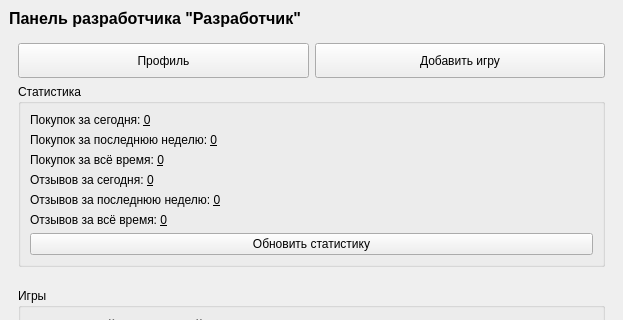
First picture: the form in sem5/supergames-qt/view/developerdashboardwindow.ui, repository faurkonig/i-love-karpov, before the edit; both pictures show x 0 to 623 and y 0 to 320 of the 623 by 602 pixel window.
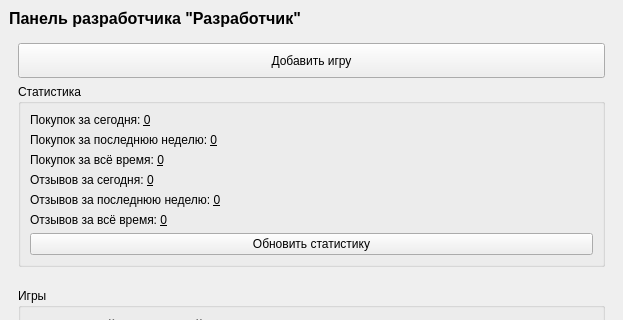
Second picture: the form after the edit. Icons and pictures are not drawn.

```diff
--- a/sem5/supergames-qt/view/developerdashboardwindow.ui
+++ b/sem5/supergames-qt/view/developerdashboardwindow.ui
@@ -50,21 +50,6 @@
        </property>
        <layout class="QVBoxLayout" name="verticalLayout_4">
         <item>
-         <layout class="QHBoxLayout" name="topBlock">
-          <item>
-           <widget class="QPushButton" name="profileButton">
-            <property name="minimumSize">
-             <size>
-              <width>0</width>
-              <height>35</height>
-             </size>
-            </property>
-            <property name="text">
-             <string>Профиль</string>
-            </property>
-           </widget>
-          </item>
-          <item>
            <widget class="QPushButton" name="addGameButton">
             <property name="minimumSize">
              <size>
@@ -76,8 +61,6 @@
              <string>Добавить игру</string>
             </property>
            </widget>
-          </item>
-         </layout>
         </item>
         <item>
          <widget class="QGroupBox" name="statsBlock">
```
Lines whose indentation alone changed are shown as unchanged.
